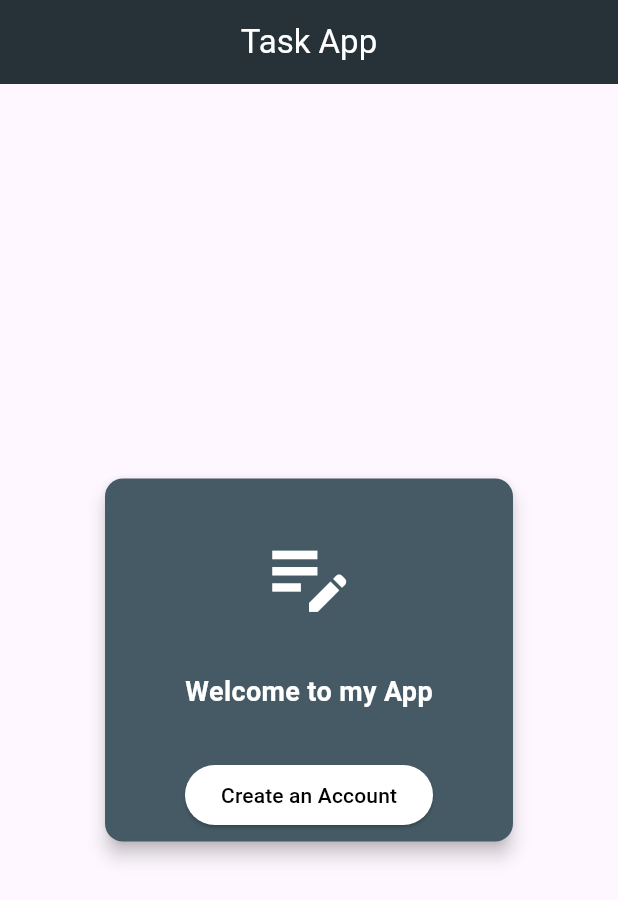
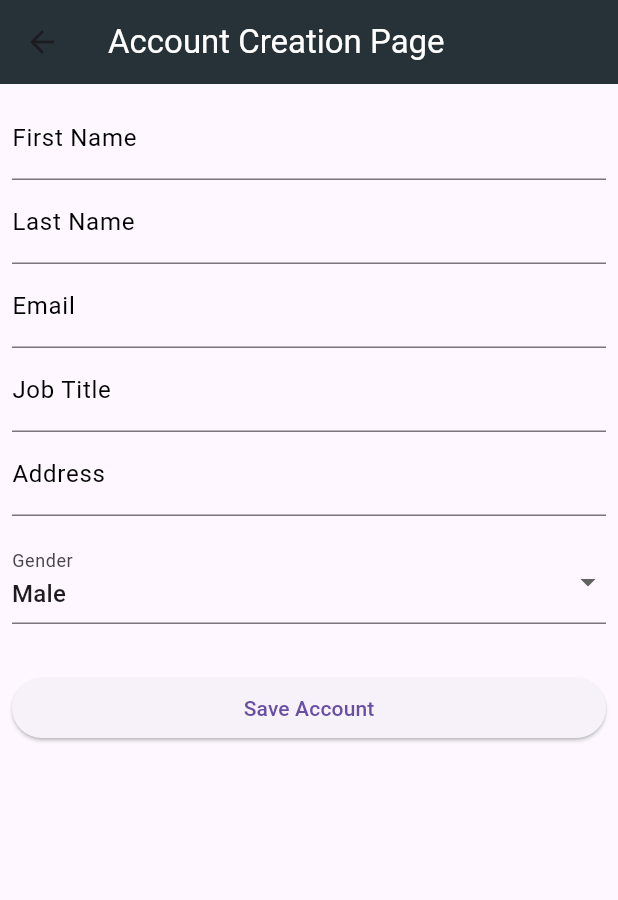
Before and after one commit to Adham167/taskly_iti_day7_lab, a Flutter app: the screen it shows after launch, after a tap on "Create an Account", on a phone screen of 412 x 824 dp. Shown: the top 900 px of the screen. Run offline on Flutter 3.47's test engine with Material 3 defaults, Android fonts, the light colour scheme and no system bars; our stand-ins replace shared_preferences; network calls fail.

Commit message:
home view done

```diff
--- /dev/null
+++ b/lib/services/shared_preferences_service.dart
@@ -0,0 +1,51 @@
+import 'package:shared_preferences/shared_preferences.dart';
+
+class SharedPreferencesService {
+  static const _firstNameKey = 'firstName';
+  static const _lastNameKey = 'lastName';
+  static const _emailKey = 'email';
+  static const _jobTitleKey = 'jobTitle';
+  static const _addressKey = 'address';
+  static const _genderKey = 'gender';
+
+  static Future<void> saveUserData({
+    required String firstName,
+    required String lastName,
+    required String email,
+    required String jobTitle,
+    required String address,
+    required String gender,
+  }) async {
+    final prefs = await SharedPreferences.getInstance();
+
+    await prefs.setString('firstName', firstName);
+    await prefs.setString('lastName', lastName);
+    await prefs.setString('email', email);
+    await prefs.setString('jobTitle', jobTitle);
+    await prefs.setString('address', address);
+    await prefs.setString('gender', gender);
+  }
+
+  static Future<Map<String, String>> getUserData() async {
+    final prefs = await SharedPreferences.getInstance();
+
+    return {
+      'firstName': prefs.getString('firstName') ?? '',
+      'lastName': prefs.getString('lastName') ?? '',
+      'email': prefs.getString('email') ?? '',
+      'jobTitle': prefs.getString('jobTitle') ?? '',
+      'address': prefs.getString('address') ?? '',
+      'gender': prefs.getString('gender') ?? '',
+    };
+  }
+
+  static Future<void> clearUserData() async {
+    final prefs = await SharedPreferences.getInstance();
+    await prefs.remove(_firstNameKey);
+    await prefs.remove(_lastNameKey);
+    await prefs.remove(_emailKey);
+    await prefs.remove(_jobTitleKey);
+    await prefs.remove(_addressKey);
+    await prefs.remove(_genderKey);
+  }
+}
--- a/lib/views/account_creation_view.dart
+++ b/lib/views/account_creation_view.dart
@@ -0,0 +1,122 @@
+import 'package:flutter/material.dart';
+import 'package:multi_creen_flutter_app/services/shared_preferences_service.dart';
+import 'package:multi_creen_flutter_app/views/home_view.dart';
+import 'package:multi_creen_flutter_app/widgets/custom_text_field.dart';
+
+class AccountCreationView extends StatefulWidget {
+  const AccountCreationView({super.key});
+
+  @override
+  State<AccountCreationView> createState() => _AccountCreationViewState();
+}
+
+class _AccountCreationViewState extends State<AccountCreationView> {
+  final _formKey = GlobalKey<FormState>();
+
+  final TextEditingController _firstNameController = TextEditingController();
+  final TextEditingController _lastNameController = TextEditingController();
+  final TextEditingController _emailController = TextEditingController();
+  final TextEditingController _jobTitleController = TextEditingController();
+  final TextEditingController _addressController = TextEditingController();
+
+  String _selectedGender = 'Male';
+
+  void _saveAccount() async {
+    if (_formKey.currentState!.validate()) {
+      await SharedPreferencesService.saveUserData(
+        firstName: _firstNameController.text.trim(),
+        lastName: _lastNameController.text.trim(),
+        email: _emailController.text.trim(),
+        jobTitle: _jobTitleController.text.trim(),
+        address: _addressController.text.trim(),
+        gender: _selectedGender,
+      );
+
+      ScaffoldMessenger.of(
+        context,
+      ).showSnackBar(SnackBar(content: Text('Account saved successfully!')));
+      Navigator.push(
+        context,
+        MaterialPageRoute(
+          builder: (context) {
+            return HomeView();
+          },
+        ),
+      );
+    }
+  }
+
+  @override
+  void dispose() {
+    _firstNameController.dispose();
+    _lastNameController.dispose();
+    _emailController.dispose();
+    _jobTitleController.dispose();
+    _addressController.dispose();
+    super.dispose();
+  }
+
+  @override
+  Widget build(BuildContext context) {
+    return Scaffold(
+      appBar: AppBar(
+        title: Text(
+          "Account Creation Page",
+          style: TextStyle(color: Colors.white),
+        ),
+        backgroundColor: Colors.blueGrey[900],
+      ),
+      body: Padding(
+        padding: const EdgeInsets.all(8.0),
+        child: Form(
+          key: _formKey,
+          child: ListView(
+            children: [
+              CustomTextField(
+                message: "First Name",
+                controller: _firstNameController,
+              ),
+              CustomTextField(
+                message: "Last Name",
+                controller: _lastNameController,
+              ),
+              CustomTextField(message: "Email", controller: _emailController),
+              CustomTextField(
+                message: "Job Title",
+                controller: _jobTitleController,
+              ),
+              CustomTextField(
+                message: "Address",
+                controller: _addressController,
+              ),
+              SizedBox(height: 16),
+              DropdownButtonFormField<String>(
+                value: _selectedGender,
+                items:
+                    ['Male', 'Female']
+                        .map(
+                          (gender) => DropdownMenuItem(
+                            value: gender,
+                            child: Text(gender),
+                          ),
+                        )
+                        .toList(),
+                onChanged: (value) {
+                  setState(() {
+                    _selectedGender = value!;
+                  });
+                },
+                decoration: InputDecoration(labelText: 'Gender'),
+              ),
+              SizedBox(height: 32),
+              ElevatedButton(
+                onPressed: _saveAccount,
+                child: Text('Save Account'),
+              ),
+            ],
+          ),
+        ),
+      ),
+    );
+  }
+}
--- a/lib/widgets/custom_animated_widget.dart
+++ b/lib/widgets/custom_animated_widget.dart
@@ -1,4 +1,5 @@
 import 'package:flutter/material.dart';
+import 'package:multi_creen_flutter_app/views/account_creation_view.dart';
 import 'package:multi_creen_flutter_app/widgets/custom_button.dart';
 
 class CustomAnimatedWidget extends StatelessWidget {
@@ -47,7 +48,17 @@ class CustomAnimatedWidget extends StatelessWidget {
                 ),
               ),
               SizedBox(height: 32),
-              CustomButton(),
+              CustomButton(
+                onTap:
+                    () => Navigator.push(
+                      context,
+                      MaterialPageRoute(
+                        builder: (context) {
+                          return AccountCreationView();
+                        },
+                      ),
+                    ),
+              ),
             ],
           ),
         ),
--- a/lib/widgets/custom_button.dart
+++ b/lib/widgets/custom_button.dart
@@ -1,12 +1,12 @@
 import 'package:flutter/material.dart';
 
 class CustomButton extends StatelessWidget {
-  const CustomButton({super.key});
-
+  const CustomButton({super.key, this.onTap});
+  final void Function()? onTap;
   @override
   Widget build(BuildContext context) {
     return ElevatedButton(
-      onPressed: () {},
+      onPressed: onTap,
       style: ElevatedButton.styleFrom(backgroundColor: Colors.white),
       child: Text("Create an Account", style: TextStyle(color: Colors.black)),
     );
--- a/lib/widgets/custom_text_field.dart
+++ b/lib/widgets/custom_text_field.dart
@@ -6,7 +6,8 @@ class CustomTextField extends StatelessWidget {
   final TextEditingController controller;
   @override
   Widget build(BuildContext context) {
-    return TextField(
+    return TextFormField(
+      validator: (value) => value == null || value.isEmpty? "please enter $message" : null,
       controller:controller ,
       decoration: InputDecoration(
         labelText: message,
```
Also changed, not shown: lib/views/home_view.dart (added, +140 -0 lines), lib/widgets/home_tap.dart (added, +72 -0 lines), lib/widgets/profile_tap.dart (added, +10 -0 lines), lib/widgets/task_tap.dart (added, +10 -0 lines), pubspec.yaml (+4 -11 lines), pubspec.lock, 1 other file.
